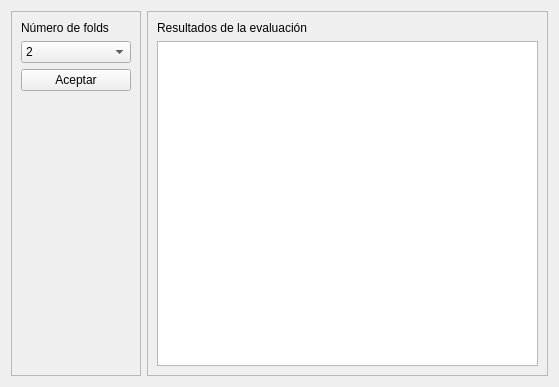
Before: the Qt Designer form ventana_k_fold_ui.ui in AdrianPrietoLozano/proyecto_mineria, drawn with Qt 5.
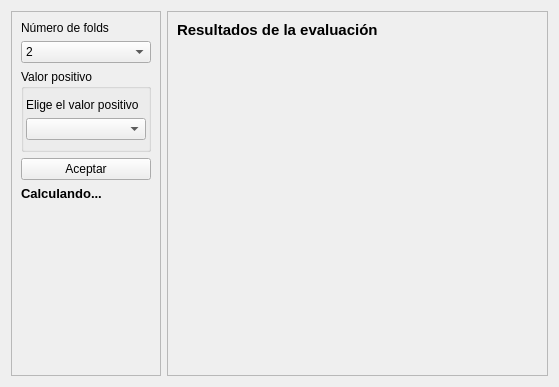
After: the same form once the commit is applied.

Commit message: Terminado K Fold Cross

```diff
--- a/ventana_k_fold_ui.ui
+++ b/ventana_k_fold_ui.ui
@@ -24,7 +24,7 @@
      </property>
      <property name="minimumSize">
       <size>
-       <width>130</width>
+       <width>150</width>
        <height>0</height>
       </size>
      </property>
@@ -79,12 +79,63 @@
        </widget>
       </item>
       <item row="3" column="0" colspan="2">
+       <widget class="QGroupBox" name="groupBoxValorPositivo">
+        <property name="title">
+         <string>Valor positivo</string>
+        </property>
+        <layout class="QVBoxLayout" name="verticalLayout_2">
+         <property name="spacing">
+          <number>6</number>
+         </property>
+         <property name="leftMargin">
+          <number>2</number>
+         </property>
+         <property name="topMargin">
+          <number>9</number>
+         </property>
+         <property name="rightMargin">
+          <number>2</number>
+         </property>
+         <property name="bottomMargin">
+          <number>9</number>
+         </property>
+         <item>
+          <widget class="QLabel" name="label_3">
+           <property name="text">
+            <string>Elige el valor positivo</string>
+           </property>
+          </widget>
+         </item>
+         <item>
+          <widget class="QComboBox" name="comboBoxValorPositivo"/>
+         </item>
+        </layout>
+       </widget>
+      </item>
+      <item row="4" column="0" colspan="2">
        <widget class="QPushButton" name="btnAceptar">
         <property name="text">
          <string>Aceptar</string>
         </property>
        </widget>
       </item>
+      <item row="5" column="0" colspan="2">
+       <widget class="QLabel" name="labelCargando">
+        <property name="font">
+         <font>
+          <pointsize>10</pointsize>
+          <weight>75</weight>
+          <bold>true</bold>
+         </font>
+        </property>
+        <property name="text">
+         <string>Calculando...</string>
+        </property>
+        <property name="margin">
+         <number>10</number>
+        </property>
+       </widget>
+      </item>
      </layout>
     </widget>
    </item>
@@ -101,17 +152,19 @@
        <widget class="QLabel" name="label_2">
         <property name="font">
          <font>
-          <pointsize>9</pointsize>
+          <pointsize>11</pointsize>
+          <weight>75</weight>
+          <bold>true</bold>
          </font>
         </property>
         <property name="text">
          <string>Resultados de la evaluación</string>
         </property>
+        <property name="alignment">
+         <set>Qt::AlignLeading|Qt::AlignLeft|Qt::AlignTop</set>
+        </property>
        </widget>
       </item>
-      <item>
-       <widget class="QTableView" name="tablaResultado"/>
-      </item>
      </layout>
     </widget>
    </item>
```
Left out of the diff: 4 changed lines with no effect on the pictures. The commit also changes 6 other files.
